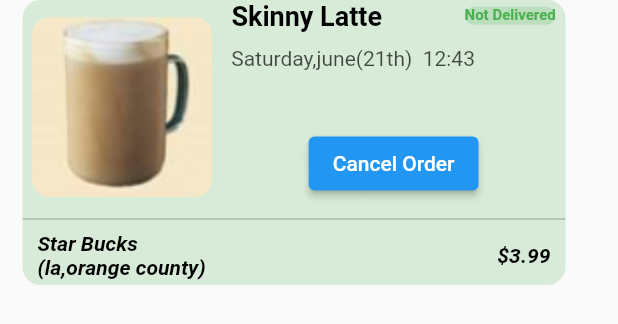
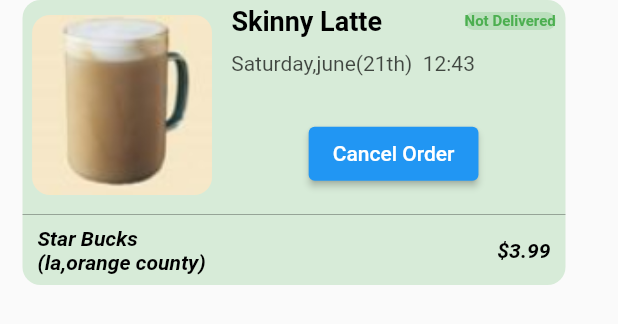
Before and after one commit to simbovk/Uber-eats, a Flutter app: the Order widget shown alone on an empty page, opened directly, after a tap on "Cancel Order", on a phone screen of 412 x 824 dp. Shown: the top 324 px of the screen. Run offline on Flutter 3.47's test engine with Material 2 defaults, Android fonts, the phone set to English and light mode, and no system bars; our stand-ins replace flutter_rating_bar.

Commit message:
order cancel button setup

```diff
--- a/lib/Order.dart
+++ b/lib/Order.dart
@@ -61,6 +61,7 @@ class _OrderState extends State<Order> {
   }
   @override
   Widget build(BuildContext context) {
+    MaterialStateProperty<Color>? overlay;
     String deliverdTime = '$date,$month  $watch';
     String deliverdText = deliverd == true ? 'Delivered' : 'Not Delivered';
     return Padding(
@@ -134,7 +135,7 @@ class _OrderState extends State<Order> {
                       ),
                     ),
                     SizedBox(
-                      height: 30,
+                      height: 20,
                     ),
                     // SizedBox(
                     //   height: 38,
@@ -166,12 +167,19 @@ class _OrderState extends State<Order> {
                     //       )),
                     // ),
                     ElevatedButton(
-                      onPressed: () {},
                       child: Text('Cancel Order'),
                       style: ButtonStyle(
-                        overlayColor: getColor(),
+                        overlayColor: overlay,
                       ),
-                    ),
+                      onPressed: () {
+                        setState(() {
+                          overlay = getColor(
+                            Colors.white,
+                            Colors.teal,
+                          );
+                        });
+                      },
+                    )
                   ],
                 ),
               ],
@@ -215,8 +223,9 @@ class _OrderState extends State<Order> {
     final getColor = (Set<MaterialState> states) {
       if (states.contains(MaterialState.pressed)) {
         return colorPressed;
+      } else {
+        return color;
       }
-      return color;
     };
   }
 }
```
